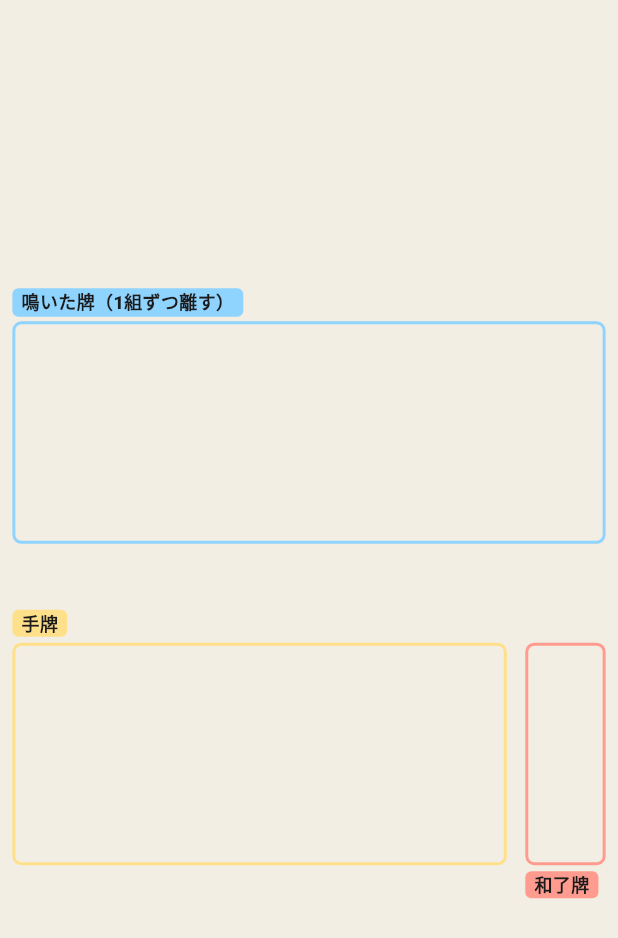
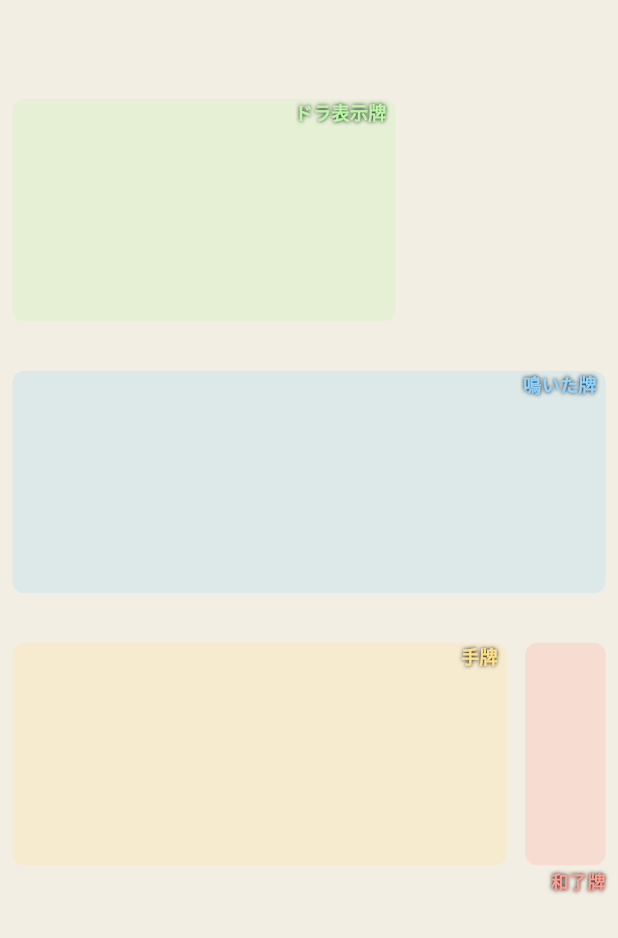
Before and after one commit to nkoki/mahjong, a Flutter app: the GuideOverlay widget shown alone on an empty page, opened directly, on a phone screen of 412 x 824 dp. Shown: the top 938 px of the screen. Run offline on Flutter 3.47's test engine with Material 3 defaults, Android fonts, the phone set to English and light mode, and no system bars; our stand-ins replace camera, file_picker, flutter_riverpod, image_picker, share_plus, shared_preferences and 1 more; missing offline and left inert: dart:js_interop, tflite_flutter; accounts and stored records are empty.

Commit message:
撮影画面にドラ表示牌のエリアを追加し、枠を薄い色のエリアにする。鳴いた牌は離さずに並べても判定する
- エリアは4つ（上から: ドラ表示牌、鳴いた牌、手牌と和了牌）。線の枠ではなく薄い色で塗る
- ドラ表示牌は左から5枚まで読み取って入れる（2人目のロンでは1人目と同じなので使わない）
- 鳴いた牌は、槓・ポン・チーの組み合わせのうち、組にできない牌がいちばん少ない分け方を選ぶ
  （離さずに並べた 3索×4・4索・5索 を ポン＋チー にする、など）

Co-Authored-By: Claude Fable 5.2 <noreply@anthropic.com>
Claude-Session: https://claude.ai/code/session_01FyTyoWgab51fZMNYSP8iaM

```diff
--- a/lib/features/camera/guided_camera_screen.dart
+++ b/lib/features/camera/guided_camera_screen.dart
@@ -81,8 +81,8 @@ class _GuidedCameraScreenState extends State<GuidedCameraScreen> {
       setState(() => _error = denied
           ? tr('カメラを使う許可がありません。端末（ブラウザ）の設定でカメラを許可するか、前の画面の「写真から選ぶ」を使ってください。',
               'Camera permission was denied. Allow the camera in the device (browser) settings, or use "Choose from photos" on the previous screen.')
-          : tr('カメラを使えませんでした（$e）。前の画面の「撮影する（枠なし）」か「写真から選ぶ」を使ってください。',
-              'Could not use the camera ($e). Use "Take photo (no frames)" or "Choose from photos" on the previous screen.'));
+          : tr('カメラを使えませんでした（$e）。前の画面の「撮影する（エリアなし）」か「写真から選ぶ」を使ってください。',
+              'Could not use the camera ($e). Use "Take photo (no areas)" or "Choose from photos" on the previous screen.'));
     }
   }
 
@@ -127,7 +127,7 @@ class _GuidedCameraScreenState extends State<GuidedCameraScreen> {
       appBar: AppBar(
         backgroundColor: Colors.black,
         foregroundColor: fg,
-        title: Text(tr('枠に合わせて撮影', 'Fit tiles to the frames')),
+        title: Text(tr('エリアに合わせて撮影', 'Fit tiles to the areas')),
       ),
       body: SafeArea(
         child: Column(
@@ -171,10 +171,12 @@ class _GuidedCameraScreenState extends State<GuidedCameraScreen> {
               padding: const EdgeInsets.fromLTRB(16, 8, 16, 4),
               child: Text(
                 tr(
-                    '牌が枠の中に大きく写るように合わせます。鳴いた牌は、1組ずつ少し離して並べてください（鳴きがなければ空けておきます）。'
-                        '裏返した牌（暗槓）は読み取れません。写真はどこにも送りません。',
-                    'Fit the tiles inside the frames. Place each call slightly apart (leave the frame empty if there are none). '
-                        'Face-down tiles (closed kan) cannot be read. The photo is not sent anywhere.'),
+                    '牌が色の付いたエリアの中に大きく写るように合わせます。牌同士は離さなくてかまいません。'
+                        '使わないエリア（鳴きがないときなど）は空けておきます。'
+                        '裏返した牌（暗槓）と裏ドラは読み取れません。写真はどこにも送りません。',
+                    'Fit the tiles inside the colored areas. Tiles may touch each other. '
+                        'Leave unused areas empty. '
+                        'Face-down tiles (closed kan) and ura dora are not read. The photo is not sent anywhere.'),
                 style: const TextStyle(color: Color(0xCCF7F3EA), fontSize: 12),
               ),
             ),
@@ -196,7 +198,8 @@ class _GuidedCameraScreenState extends State<GuidedCameraScreen> {
   }
 }
 
-/// カメラの映像の上に重ねる枠（[GuideFrames] の3つ）と、その名前
+/// カメラの映像の上に重ねるエリア（[GuideFrames] の4つ）と、その名前。
+/// 牌が見えるように、薄い色で塗って場所を示す（線の枠ではなく、色の付いた区画）
 class GuideOverlay extends StatelessWidget {
   const GuideOverlay({super.key});
 
@@ -204,7 +207,19 @@ class GuideOverlay extends StatelessWidget {
   Widget build(BuildContext context) {
     return LayoutBuilder(builder: (context, box) {
       final w = box.maxWidth, h = box.maxHeight;
-      Widget frame(PhotoRegion r, String label, Color color, {bool labelBelow = false}) => Positioned(
+      // 名前は、牌に重ならないように置く: 牌は左から並べるので右上の角に。和了牌は幅が狭いので、エリアの下に出す
+      Widget area(PhotoRegion r, String label, Color color, Key key, {bool labelBelow = false}) {
+        final text = Text(label,
+            maxLines: 1,
+            softWrap: false,
+            style: TextStyle(
+                color: color,
+                fontSize: 12,
+                fontWeight: FontWeight.w800,
+                height: 1.2,
+                shadows: const [Shadow(color: Colors.black, blurRadius: 3)]));
+        return Positioned(
+          key: key,
           left: r.left * w,
           top: r.top * h,
           width: r.width * w,
@@ -215,35 +230,28 @@ class GuideOverlay extends StatelessWidget {
               Positioned.fill(
                 child: DecoratedBox(
                   decoration: BoxDecoration(
-                      border: Border.all(color: color, width: 2),
-                      borderRadius: BorderRadius.circular(6),
+                    color: color.withAlpha(56),
+                    borderRadius: BorderRadius.circular(8),
                   ),
                 ),
               ),
-                Positioned(
-                  left: 0,
-                  top: labelBelow ? null : -22,
-                  bottom: labelBelow ? -22 : null,
-                  child: Container(
-                    padding: const EdgeInsets.symmetric(horizontal: 6, vertical: 2),
-                    decoration: BoxDecoration(color: color, borderRadius: BorderRadius.circular(4)),
-                    child: Text(label,
-                        maxLines: 1,
-                        softWrap: false,
-                        style: const TextStyle(
-                            color: Color(0xFF1B1B1B), fontSize: 12, fontWeight: FontWeight.w800, height: 1.2)),
-                  ),
-                ),
+              if (labelBelow)
+                Positioned(right: 0, bottom: -18, child: text)
+              else
+                Positioned(right: 6, top: 2, child: text),
             ],
           ),
         );
+      }
+
       return IgnorePointer(
         child: MediaQuery.withNoTextScaling(
           child: Stack(
             children: [
-              frame(GuideFrames.melds, tr('鳴いた牌（1組ずつ離す）', 'Calls (leave gaps)'), const Color(0xFF8FD3FF)),
-              frame(GuideFrames.hand, tr('手牌', 'Hand'), const Color(0xFFFFE08A)),
-              frame(GuideFrames.win, tr('和了牌', 'Win'), const Color(0xFFFF9C8F), labelBelow: true),
+              area(GuideFrames.dora, tr('ドラ表示牌', 'Dora indicators'), const Color(0xFFB9F6A5), const ValueKey('area-dora')),
+              area(GuideFrames.melds, tr('鳴いた牌', 'Calls'), const Color(0xFF8FD3FF), const ValueKey('area-melds')),
+              area(GuideFrames.hand, tr('手牌', 'Hand'), const Color(0xFFFFE08A), const ValueKey('area-hand')),
+              area(GuideFrames.win, tr('和了牌', 'Win'), const Color(0xFFFF9C8F), const ValueKey('area-win'), labelBelow: true),
             ],
           ),
         ),
```
Also changed, not shown: lib/features/camera/guided_recognition.dart (+87 -33 lines), lib/features/win/win_input_screen.dart (+26 -11 lines), 7 other files. Lines whose indentation alone changed are shown as unchanged.
